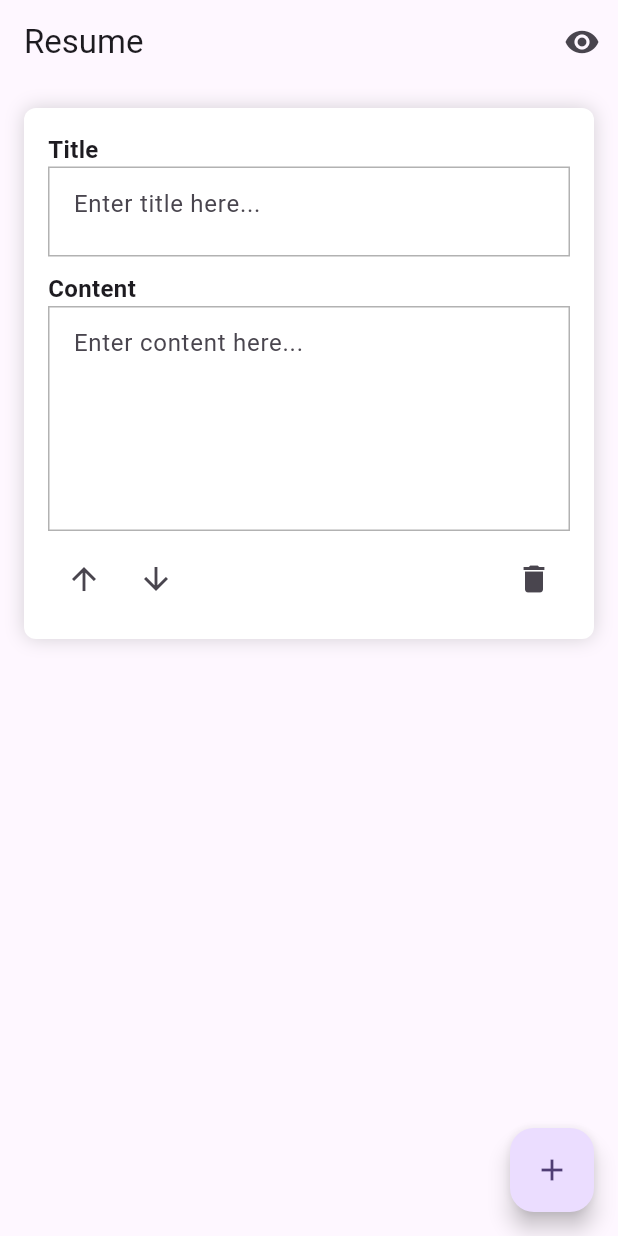
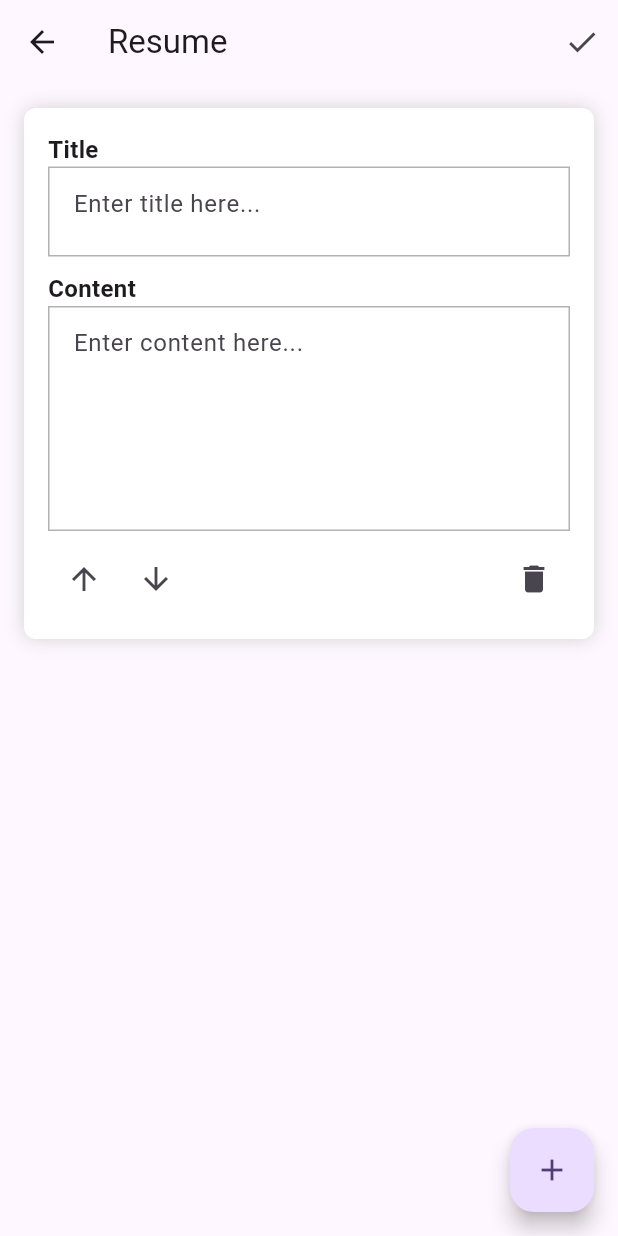
Before and after one commit to Sanjayvkp/resume_builder_app, a Flutter app: the screen it shows after launch, after a tap on the "add" icon, on a phone screen of 412 x 824 dp. Run offline on Flutter 3.47's test engine with Material 3 defaults, Android fonts, the phone set to English and light mode, and no system bars; our stand-ins replace flutter_hooks, freezed_annotation, hooks_riverpod, riverpod_annotation; generated files the repository leaves out were written again.

Commit message:
Updated: Home page

```diff
--- a/lib/controller/resume_provider.dart
+++ b/lib/controller/resume_provider.dart
@@ -9,4 +9,9 @@ class Resume extends _$Resume {
   List<ResumeModel> build() {
     return [];
   }
+
+  /// Add new resume
+  void addResume(ResumeModel resume) {
+    state = [...state, resume];
+  }
 }
--- a/lib/main.dart
+++ b/lib/main.dart
@@ -1,9 +1,10 @@
 import 'package:flutter/material.dart';
+import 'package:hooks_riverpod/hooks_riverpod.dart';
 import 'package:resume_builder_app/view/pages/add_resume_page.dart';
 import 'package:resume_builder_app/view/pages/home_page.dart';
 
 void main() {
-  runApp(const MyApp());
+  runApp(const ProviderScope(child: MyApp()));
 }
 
 class MyApp extends StatelessWidget {
@@ -17,7 +18,7 @@ class MyApp extends StatelessWidget {
         colorScheme: ColorScheme.fromSeed(seedColor: Colors.deepPurple),
         useMaterial3: true,
       ),
-      home: const AddResumePage(),
+      home: const HomePage(),
     );
   }
 }
--- a/lib/view/pages/add_resume_page.dart
+++ b/lib/view/pages/add_resume_page.dart
@@ -1,8 +1,9 @@
 import 'package:flutter/material.dart';
 import 'package:flutter_hooks/flutter_hooks.dart';
 import 'package:hooks_riverpod/hooks_riverpod.dart';
+import 'package:resume_builder_app/controller/resume_provider.dart';
+import 'package:resume_builder_app/model/resume.dart';
 import 'package:resume_builder_app/model/resume_section.dart';
-import 'package:resume_builder_app/view/pages/view_resume_page.dart';
 import 'package:resume_builder_app/view/widgets/card_widget.dart';
 
 /// Model class to handle the text editing controller
@@ -30,24 +31,36 @@ class AddResumePage extends HookConsumerWidget {
   @override
   Widget build(BuildContext context, WidgetRef ref) {
     /// State that store the sections of the resume
-    final sectionsList = useState<List<TextEditingControllers>>([]);
+    final sectionsList = useState<List<TextEditingControllers>>([
+      TextEditingControllers(
+        contentController: TextEditingController(),
+        titleController: TextEditingController(),
+      )
+    ]);
 
-    /// View the resume
-    void viewResume() {
-      Navigator.push(
-        context,
-        MaterialPageRoute(
-          builder: (context) => ViewResumePage(
-            sections: [
-              for (final sectionsData in sectionsList.value)
-                ResumeSection(
-                  title: sectionsData.titleController.text,
-                  content: sectionsData.contentController.text,
-                ),
-            ],
+    /// Dispose all controllers when the user leave the page
+    useEffect(
+      () => () {
+        for (final controllers in sectionsList.value) {
+          controllers.contentController.dispose();
+          controllers.titleController.dispose();
+        }
+      },
+    );
+
+    /// Save the resume
+    void saveResume() {
+      final sections = [
+        for (final sectionsData in sectionsList.value)
+          ResumeSection(
+            title: sectionsData.titleController.text,
+            content: sectionsData.contentController.text,
           ),
-        ),
-      );
+      ];
+
+      ref.read(resumeProvider.notifier).addResume(
+            ResumeModel(sections: sections, name: 'SAMPLE'),
+          );
     }
 
     /// Add a new section to the resume
@@ -63,6 +76,9 @@ class AddResumePage extends HookConsumerWidget {
 
     /// Remove a section from the resume with the given index
     void removeSection(int index) {
+      sectionsList.value[index].contentController.dispose();
+      sectionsList.value[index].titleController.dispose();
+
       sectionsList.value = [
         ...sectionsList.value,
       ]..removeAt(index);
@@ -97,9 +113,9 @@ class AddResumePage extends HookConsumerWidget {
         title: const Text('Resume'),
         actions: [
           IconButton(
-            onPressed: () => viewResume(),
+            onPressed: () => saveResume(),
             icon: const Icon(
-              Icons.remove_red_eye,
+              Icons.done,
             ),
           )
         ],
--- a/lib/view/pages/home_page.dart
+++ b/lib/view/pages/home_page.dart
@@ -1,14 +1,41 @@
 import 'package:flutter/material.dart';
+import 'package:hooks_riverpod/hooks_riverpod.dart';
+import 'package:resume_builder_app/controller/resume_provider.dart';
+import 'package:resume_builder_app/view/pages/add_resume_page.dart';
 
-class HomePage extends StatelessWidget {
+class HomePage extends ConsumerWidget {
   const HomePage({super.key});
 
   @override
-  Widget build(BuildContext context) {
+  Widget build(BuildContext context, WidgetRef ref) {
+    /// Add a new resume
+    void addNewResume() {
+      Navigator.push(
+          context,
+          MaterialPageRoute(
+            builder: (context) => const AddResumePage(),
+          ));
+    }
+
     return Scaffold(
       appBar: AppBar(
         title: const Text('Resume App'),
       ),
+      body: ListView.separated(
+        itemBuilder: (context, index) {
+          final resume = ref.watch(resumeProvider)[index];
+
+          return ListTile(
+            title: Text(resume.name),
+          );
+        },
+        separatorBuilder: (context, index) => const SizedBox(height: 16),
+        itemCount: ref.watch(resumeProvider).length,
+      ),
+      floatingActionButton: FloatingActionButton(
+        onPressed: addNewResume,
+        child: const Icon(Icons.add),
+      ),
     );
   }
 }
```
